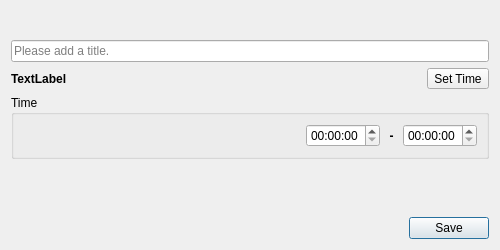
The window that UI/luna-event.ui (textbrowser/luna) describes before a commit, drawn with Qt 5.
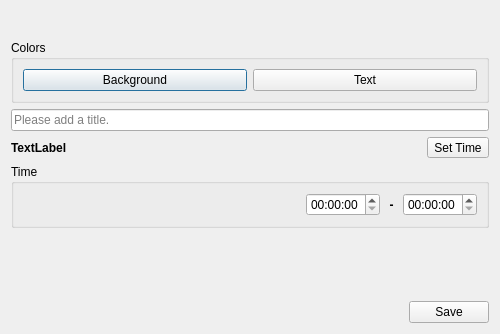
The same window after the commit. Icons and pictures are not drawn.

Diff of the .ui file:
```diff
--- a/UI/luna-event.ui
+++ b/UI/luna-event.ui
@@ -7,7 +7,7 @@
     <x>0</x>
     <y>0</y>
     <width>500</width>
-    <height>250</height>
+    <height>334</height>
    </rect>
   </property>
   <property name="windowTitle">
@@ -77,6 +77,29 @@
      </item>
     </layout>
    </item>
+   <item>
+    <widget class="QGroupBox" name="colors_box">
+     <property name="title">
+      <string>Colors</string>
+     </property>
+     <layout class="QGridLayout" name="gridLayout">
+      <item row="0" column="0">
+       <widget class="QPushButton" name="background_color">
+        <property name="text">
+         <string>Background</string>
+        </property>
+       </widget>
+      </item>
+      <item row="0" column="1">
+       <widget class="QPushButton" name="text_color">
+        <property name="text">
+         <string>Text</string>
+        </property>
+       </widget>
+      </item>
+     </layout>
+    </widget>
+   </item>
    <item>
     <widget class="QLineEdit" name="title">
      <property name="placeholderText">
```
Left out of the diff: 2 changed lines with no effect on the pictures.
